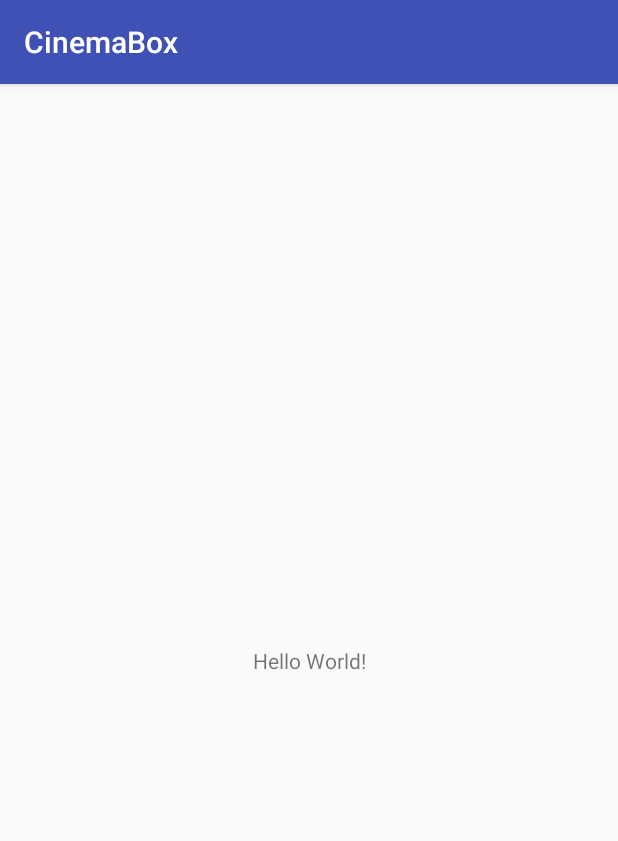
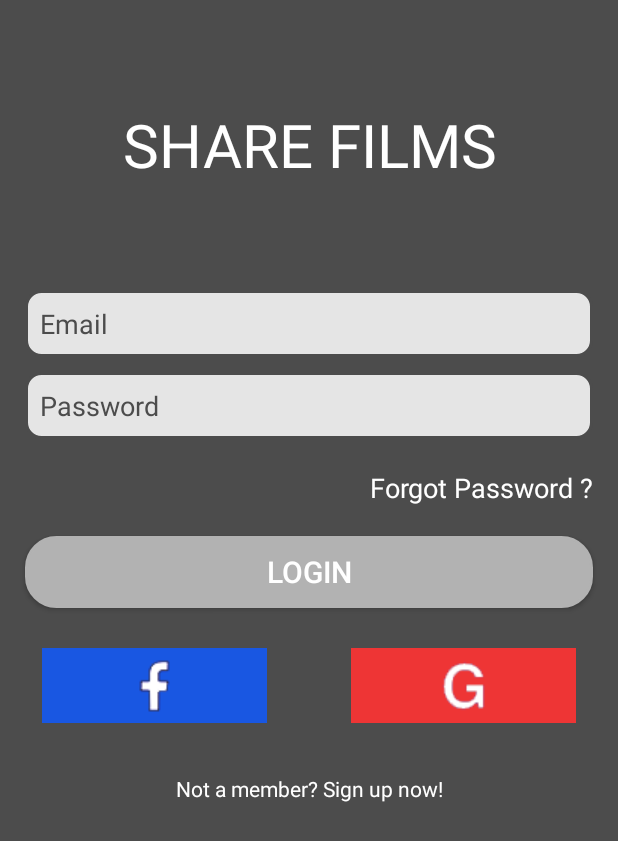
Before and after one commit to yedi97/NHSTrainingProject-Android, an Android app: the screen it shows after launch (MainActivity before the commit, LoginActivity after it), on a phone screen of 412 x 824 dp. Shown: the top 841 px of the screen. Run offline under Robolectric (Android 15) with nearby library versions, the phone set to English and light mode, and no system bars.

Commit message:
xong giao dien man hinh login giao dien man hinh chinh: 80%

```diff
--- a/app/build.gradle
+++ b/app/build.gradle
@@ -25,4 +25,5 @@ dependencies {
     testImplementation 'junit:junit:4.12'
     androidTestImplementation 'com.android.support.test:runner:1.0.1'
     androidTestImplementation 'com.android.support.test.espresso:espresso-core:3.0.1'
+    compile 'de.hdodenhof:circleimageview:1.2.1'
 }
--- a/app/src/main/AndroidManifest.xml
+++ b/app/src/main/AndroidManifest.xml
@@ -9,13 +9,14 @@
         android:roundIcon="@mipmap/ic_launcher_round"
         android:supportsRtl="true"
         android:theme="@style/AppTheme">
-        <activity android:name=".MainActivity">
+        <activity android:name=".LoginActivity">
             <intent-filter>
                 <action android:name="android.intent.action.MAIN" />
 
                 <category android:name="android.intent.category.LAUNCHER" />
             </intent-filter>
         </activity>
+        <activity android:name=".MainActivity"></activity>
     </application>
 
 </manifest>
--- /dev/null
+++ b/app/src/main/java/com/example/phanngocyen/cinemabox/LoginActivity.java
@@ -0,0 +1,28 @@
+package com.example.phanngocyen.cinemabox;
+
+import android.content.Intent;
+import android.graphics.Bitmap;
+import android.graphics.BitmapFactory;
+import android.support.v7.app.AppCompatActivity;
+import android.os.Bundle;
+import android.view.View;
+import android.widget.Button;
+import android.widget.ImageView;
+
+public class LoginActivity extends AppCompatActivity {
+    Button btnLogin;
+    @Override
+    protected void onCreate(Bundle savedInstanceState) {
+        super.onCreate(savedInstanceState);
+        setContentView(R.layout.activity_login);
+        Bitmap bitmap = BitmapFactory.decodeResource(this.getResources(), R.drawable.login_fb);
+        btnLogin = (Button)findViewById(R.id.btnLogin);
+        btnLogin.setOnClickListener(new View.OnClickListener() {
+            @Override
+            public void onClick(View view) {
+                Intent i = new Intent(LoginActivity.this, MainActivity.class);
+                startActivity(i);
+            }
+        });
+    }
+}
--- a/app/src/main/java/com/example/phanngocyen/cinemabox/MainActivity.java
+++ b/app/src/main/java/com/example/phanngocyen/cinemabox/MainActivity.java
@@ -1,7 +1,10 @@
 package com.example.phanngocyen.cinemabox;
 
+import android.graphics.Bitmap;
+import android.graphics.BitmapFactory;
 import android.support.v7.app.AppCompatActivity;
 import android.os.Bundle;
+import android.widget.ImageView;
 
 public class MainActivity extends AppCompatActivity {
 
@@ -9,5 +12,6 @@ public class MainActivity extends AppCompatActivity {
     protected void onCreate(Bundle savedInstanceState) {
         super.onCreate(savedInstanceState);
         setContentView(R.layout.activity_main);
+
     }
 }
--- /dev/null
+++ b/app/src/main/res/drawable/custom_button.xml
@@ -0,0 +1,21 @@
+<?xml version="1.0" encoding="utf-8"?>
+<shape xmlns:android="http://schemas.android.com/apk/res/android"
+
+
+    android:shape="rectangle">
+
+    <padding android:bottom="10dp"
+        android:top="10dp"
+        android:left="10dp"
+        android:right="10dp"/>
+
+    <corners android:radius="20dp"
+
+        />
+    <solid android:color="#b2b2b2"
+        />
+
+    <stroke android:color="#b2b2b2"
+        android:width="2dp"/>
+</shape>
+    <!--Hình dạng: hình chữ nhật (rectangle)-->
--- /dev/null
+++ b/app/src/main/res/drawable/custom_button_simple.xml
@@ -0,0 +1,21 @@
+<?xml version="1.0" encoding="utf-8"?>
+<shape xmlns:android="http://schemas.android.com/apk/res/android"
+
+
+    android:shape="rectangle">
+
+    <padding android:bottom="10dp"
+        android:top="10dp"
+        android:left="10dp"
+        android:right="10dp"/>
+
+    <corners android:radius="10dp"
+
+        />
+    <solid android:color="#e5e5e5"
+        />
+
+    <stroke android:color="#4c4c4c"
+        android:width="2dp"/>
+</shape>
+    <!--Hình dạng: hình chữ nhật (rectangle)-->
--- /dev/null
+++ b/app/src/main/res/layout/activity_login.xml
@@ -0,0 +1,87 @@
+<?xml version="1.0" encoding="utf-8"?>
+<LinearLayout xmlns:android="http://schemas.android.com/apk/res/android"
+    xmlns:app="http://schemas.android.com/apk/res-auto"
+    xmlns:tools="http://schemas.android.com/tools"
+    android:layout_width="match_parent"
+    android:layout_height="match_parent"
+    android:orientation="vertical"
+    android:background="#4c4c4c"
+    tools:context="com.example.phanngocyen.cinemabox.LoginActivity">
+
+    <TextView
+        android:id="@+id/textView"
+        android:layout_width="match_parent"
+        android:layout_height="193dp"
+        android:gravity="center"
+        android:text="SHARE FILMS"
+        android:textColor="#fff"
+        android:textSize="40dp" />
+    <EditText
+        android:textColor="#4c4c4c"
+        android:textColorHint="#4c4c4c"
+        android:layout_marginHorizontal="25px"
+        android:background="@drawable/custom_button_simple"
+        android:id="@+id/edtEmail"
+        android:hint="Email"
+        android:layout_width="match_parent"
+        android:layout_height="wrap_content" />
+    <EditText
+        android:textColor="#4c4c4c"
+        android:textColorHint="#4c4c4c"
+        android:layout_marginHorizontal="25px"
+        android:layout_marginTop="15px"
+        android:background="@drawable/custom_button_simple"
+        android:id="@+id/edtPassword"
+        android:hint="Password"
+        android:layout_width="match_parent"
+        android:layout_height="wrap_content" />
+    <TextView
+        android:textColor="#fff"
+        android:textSize="18dp"
+        android:layout_marginTop="20dp"
+        android:layout_marginHorizontal="25px"
+        android:gravity="right"
+        android:text="Forgot Password ?"
+        android:layout_width="match_parent"
+        android:layout_height="wrap_content" />
+    <Button
+        android:id="@+id/btnLogin"
+        android:layout_marginTop="20dp"
+        android:textColor="#fff"
+        android:layout_marginHorizontal="25px"
+        android:background="@drawable/custom_button"
+        android:textSize="20dp"
+        android:text="Login"
+        android:layout_width="match_parent"
+        android:layout_height="wrap_content" />
+    <LinearLayout
+        android:paddingTop="40px"
+        android:gravity="center"
+        android:layout_width="match_parent"
+        android:layout_height="wrap_content"
+        android:orientation="horizontal">
+
+        <ImageButton
+            android:layout_weight="1"
+            android:id="@+id/loginFb"
+            android:background="@null"
+            android:src="@drawable/login_fb"
+            android:layout_width="wrap_content"
+            android:layout_height="50dp" />
+
+        <ImageButton
+            android:layout_weight="1"
+            android:id="@+id/loginGoogle"
+            android:layout_width="wrap_content"
+            android:layout_height="50dp"
+            android:background="@null"
+            android:src="@drawable/login_google" />
+    </LinearLayout>
+
+    <TextView
+        android:textColor="#fff"
+        android:layout_width="match_parent"
+        android:layout_height="87dp"
+        android:gravity="center"
+        android:text="Not a member? Sign up now!" />
+</LinearLayout>
--- a/app/src/main/res/values/styles.xml
+++ b/app/src/main/res/values/styles.xml
@@ -1,7 +1,7 @@
 <resources>
 
     <!-- Base application theme. -->
-    <style name="AppTheme" parent="Theme.AppCompat.Light.DarkActionBar">
+    <style name="AppTheme" parent="Theme.AppCompat.NoActionBar">
         <!-- Customize your theme here. -->
         <item name="colorPrimary">@color/colorPrimary</item>
         <item name="colorPrimaryDark">@color/colorPrimaryDark</item>
--- a/gradle.properties
+++ b/gradle.properties
@@ -10,7 +10,7 @@
 # Specifies the JVM arguments used for the daemon process.
 # The setting is particularly useful for tweaking memory settings.
 org.gradle.jvmargs=-Xmx1536m
-
+android.enableAapt2=false
 # When configured, Gradle will run in incubating parallel mode.
 # This option should only be used with decoupled projects. More details, visit
 # http://www.gradle.org/docs/current/userguide/multi_project_builds.html#sec:decoupled_projects
```
Also changed, not shown: app/src/main/res/layout/activity_main.xml (+43 -8 lines), app/src/main/res/drawable/edtit.png (added), app/src/main/res/drawable/login_fb.png (added), app/src/main/res/drawable/login_google.png (added), app/src/main/res/drawable/logout.png (added), app/src/main/res/drawable/refresh.png (added), app/src/main/res/drawable/setting.png (added), app/src/main/res/drawable/upload.png (added).
